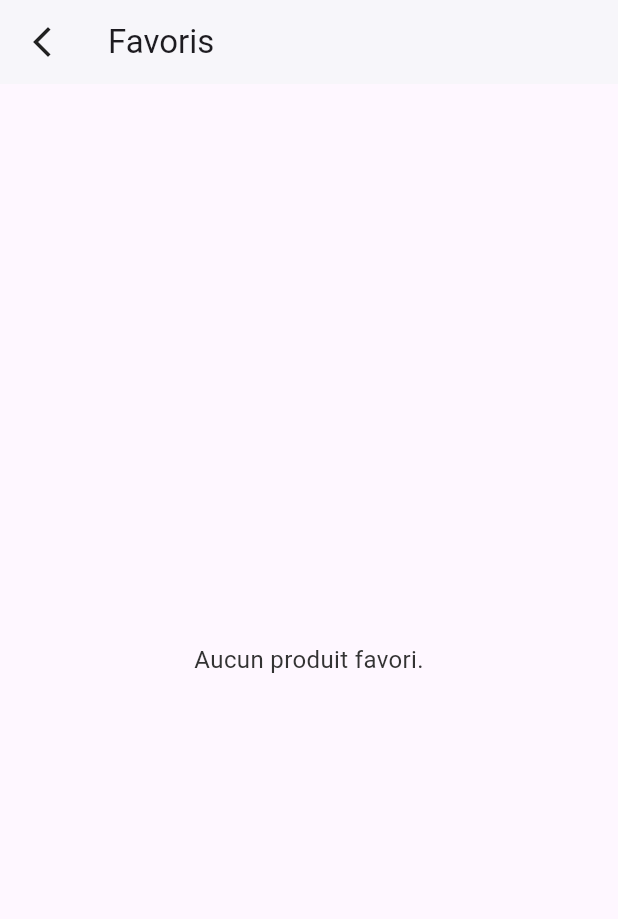
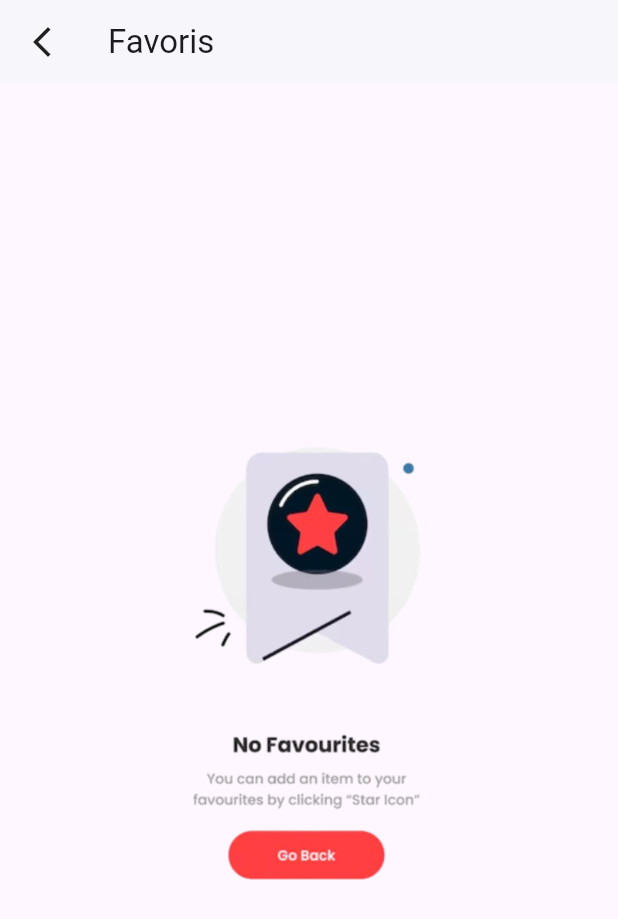
Before and after one commit to OmarChaabit1/QahwatyApp, a Flutter app: the FavoritesScreen screen opened directly, on a phone screen of 412 x 824 dp. Shown: the top 919 px of the screen. Run offline on Flutter 3.47's test engine with Material 3 defaults, Android fonts, the phone set to English and light mode, and no system bars; our stand-ins replace cloud_firestore, file_picker, firebase_auth, firebase_core, firebase_storage, font_awesome_flutter and 6 more; missing offline and left inert: dart:html, syncfusion_flutter_pdf; accounts and stored records are empty.

```diff
--- a/lib/screens/card/favorites_screen.dart
+++ b/lib/screens/card/favorites_screen.dart
@@ -80,11 +80,10 @@ class _FavoritesScreenState extends State<FavoritesScreen> {
       ),
       body: favorites.isEmpty
           ? const Center(
-              child: Text(
-                "Aucun produit favori.",
-                style: TextStyle(fontSize: 16, color: kText),
-              ),
-            )
+              child: Image(
+              image: AssetImage('images/empty/noFav.png'),
+              width: 200,
+            ))
           : ListView.builder(
               padding: const EdgeInsets.symmetric(vertical: 12),
               itemCount: favorites.length,
```
Also changed, not shown: images/empty/noFav.png (added).
